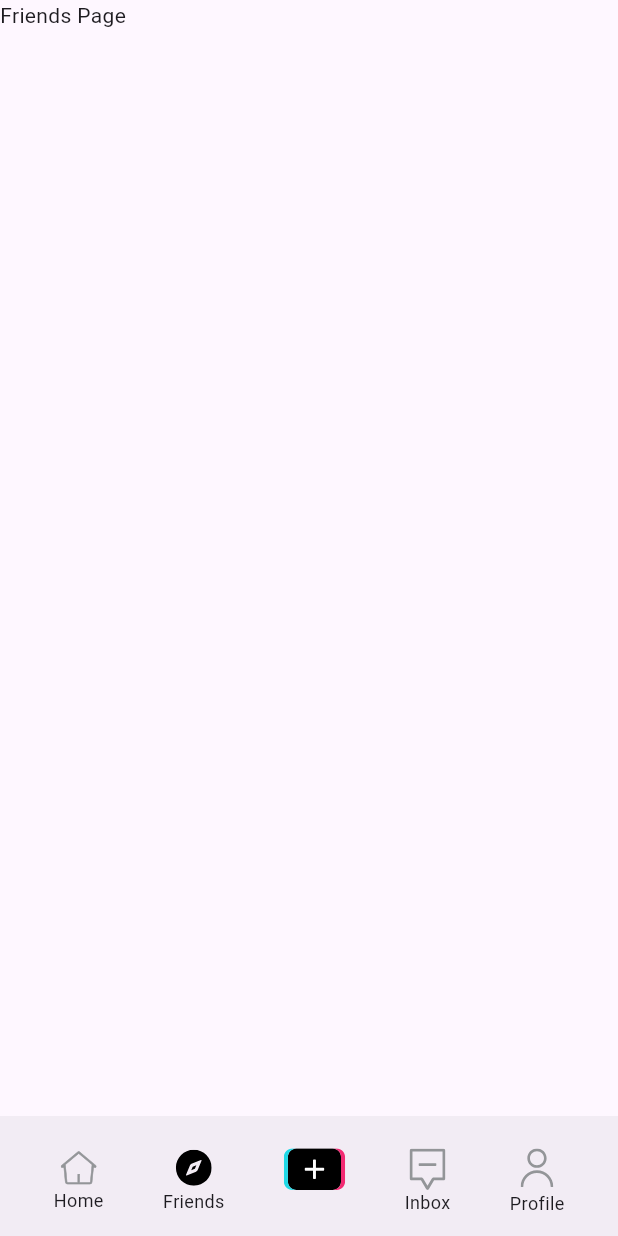
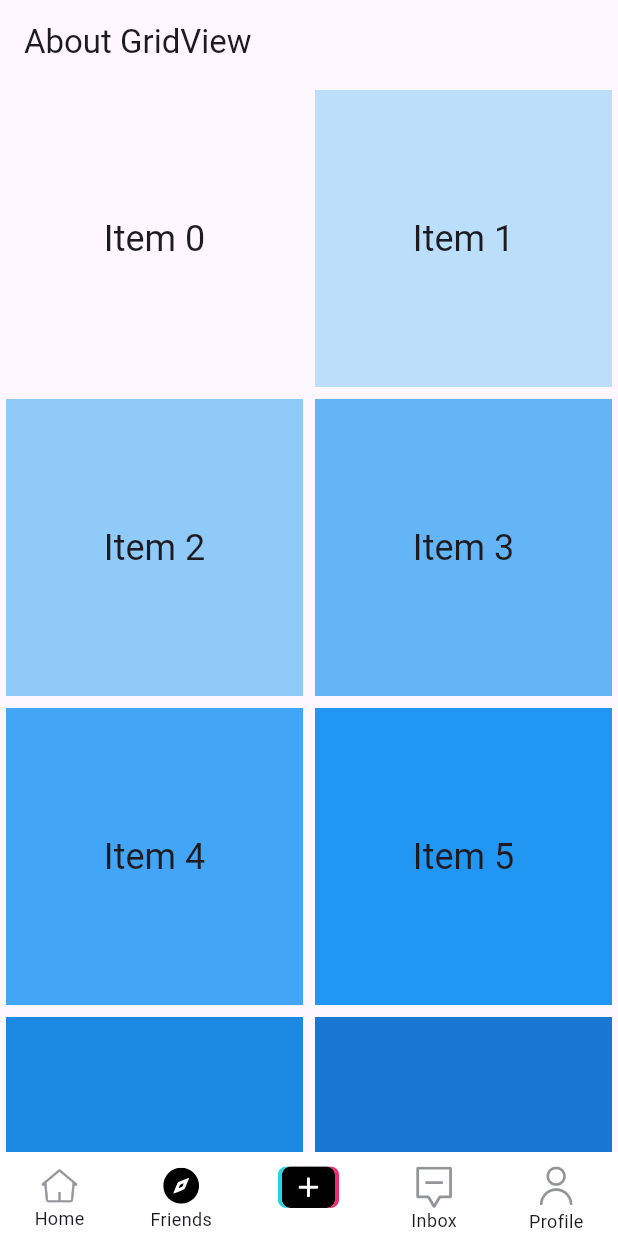
Before and after one commit to chornthorn/instinct-tiktok-clone, a Flutter app: the screen it shows after launch, item 2 of the bottom bar chosen, on a phone screen of 412 x 824 dp. Run offline on Flutter 3.47's test engine with Material 2 defaults, Android fonts, the phone set to English and light mode, and no system bars; our stand-ins replace flutter_svg; network calls fail.

Commit message:
Complete sliver and grid lesson

```diff
--- /dev/null
+++ b/lib/config/app_config.dart
@@ -0,0 +1,27 @@
+import 'package:flutter/widgets.dart';
+
+class AppConfig extends InheritedWidget {
+  final String appName;
+  final String flavorName; // dev, staging, prod
+
+  AppConfig({
+    required this.appName,
+    required this.flavorName,
+    required Widget child,
+  }) : super(child: child);
+
+  static AppConfig? maybeOf(BuildContext context) {
+    return context.dependOnInheritedWidgetOfExactType<AppConfig>();
+  }
+
+  static AppConfig of(BuildContext context) {
+    final AppConfig? result = maybeOf(context);
+    assert(result != null, 'No AppConfig found in context');
+    return result!;
+  }
+
+  @override
+  bool updateShouldNotify(covariant InheritedWidget oldWidget) {
+    return false;
+  }
+}
--- /dev/null
+++ b/lib/lessons/about_grid_view.dart
@@ -0,0 +1,55 @@
+import 'package:flutter/material.dart';
+
+class AboutGridView extends StatefulWidget {
+  const AboutGridView({super.key});
+
+  @override
+  State<AboutGridView> createState() => _AboutGridViewState();
+}
+
+class _AboutGridViewState extends State<AboutGridView> {
+  @override
+  Widget build(BuildContext context) {
+    return Scaffold(
+      appBar: AppBar(
+        title: const Text('About GridView'),
+      ),
+      // body: GridView.count(
+      //   crossAxisCount: 2,
+      //   children: List.generate(
+      //     100,
+      //     (index) {
+      //       return Container(
+      //         margin: const EdgeInsets.all(4),
+      //         color: Colors.blue[100 * (index % 9)],
+      //         child: Center(
+      //           child: Text(
+      //             'Item $index',
+      //             style: Theme.of(context).textTheme.headline5,
+      //           ),
+      //         ),
+      //       );
+      //     },
+      //   ),
+      // ),
+      body: GridView.builder(
+        gridDelegate: const SliverGridDelegateWithFixedCrossAxisCount(
+          crossAxisCount: 2,
+        ),
+        itemCount: 100,
+        itemBuilder: (context, index) {
+          return Container(
+            margin: const EdgeInsets.all(4),
+            color: Colors.blue[100 * (index % 9)],
+            child: Center(
+              child: Text(
+                'Item $index',
+                style: Theme.of(context).textTheme.headline5,
+              ),
+            ),
+          );
+        },
+      ),
+    );
+  }
+}
--- a/lib/main.dart
+++ b/lib/main.dart
@@ -1,4 +1,5 @@
 import 'package:flutter/material.dart';
+import 'package:flutter_tiktok_clone/config/app_config.dart';
 import 'package:flutter_tiktok_clone/pages/main_page.dart';
 
 void main() {
@@ -17,7 +18,11 @@ class MyApp extends StatelessWidget {
         colorScheme: ColorScheme.fromSeed(seedColor: Colors.deepPurple),
         useMaterial3: true,
       ),
-      home: const MainPage(),
+      home: AppConfig(
+        appName: "TikTok In AppConfig",
+        flavorName: "Development",
+        child: const MainPage(),
+      ),
     );
   }
 }
--- a/lib/pages/inbox/inbox_page.dart
+++ b/lib/pages/inbox/inbox_page.dart
@@ -1,11 +1,17 @@
 import 'package:flutter/material.dart';
+
+import '../../config/app_config.dart';
 
 class InboxPage extends StatelessWidget {
   const InboxPage({super.key});
 
   @override
   Widget build(BuildContext context) {
+    var appConfig = AppConfig.maybeOf(context);
     return Scaffold(
+      appBar: AppBar(
+        title: Text(appConfig?.appName ?? 'Inbox Page'),
+      ),
       body: Text('Inbox Page'),
     );
   }
--- a/lib/pages/main_page.dart
+++ b/lib/pages/main_page.dart
@@ -1,8 +1,8 @@
 import 'package:flutter/material.dart';
 import 'package:flutter_svg/flutter_svg.dart';
 
-import 'friends/frends_page.dart';
-import 'home/home_page.dart';
+import '../lessons/about_grid_view.dart';
+import '../lessons/lesson_custom_scroll_view.dart';
 import 'inbox/inbox_page.dart';
 import 'profile/profile_page.dart';
 
@@ -19,8 +19,8 @@ class _MainPageState extends State<MainPage> {
   late final PageController _pageController;
 
   final List<Widget> _pages = [
-    HomePage(),
-    FriendsPage(),
+    LessonAboutCustomScrollView(),
+    AboutGridView(),
     InboxPage(),
     ProfilePage(),
   ];
@@ -46,11 +46,9 @@ class _MainPageState extends State<MainPage> {
         },
       ),
       bottomNavigationBar: BottomAppBar(
-        surfaceTintColor: Colors.transparent,
-        child: Container(
-          height: 54,
-          child: Container(
-            // color: Colors.red,
+        color: Colors.white,
+        padding: EdgeInsets.zero,
+        height: 56,
         child: Row(
           mainAxisAlignment: MainAxisAlignment.spaceAround,
           crossAxisAlignment: CrossAxisAlignment.center,
@@ -106,8 +104,8 @@ class _MainPageState extends State<MainPage> {
               child: Padding(
                 padding: const EdgeInsets.only(
                   top: 8,
-                      left: 12,
-                      right: 12,
+                  left: 10,
+                  right: 10,
                   bottom: 0,
                 ),
                 child: Column(
@@ -171,8 +169,8 @@ class _MainPageState extends State<MainPage> {
               child: Padding(
                 padding: const EdgeInsets.only(
                   top: 8,
-                      left: 12,
-                      right: 12,
+                  left: 14,
+                  right: 14,
                   bottom: 0,
                 ),
                 child: Column(
@@ -239,8 +237,6 @@ class _MainPageState extends State<MainPage> {
           ],
         ),
       ),
-        ),
-      ),
     );
   }
 }
--- a/lib/pages/profile/profile_page.dart
+++ b/lib/pages/profile/profile_page.dart
@@ -1,11 +1,17 @@
 import 'package:flutter/material.dart';
+import 'package:flutter_tiktok_clone/config/app_config.dart';
 
 class ProfilePage extends StatelessWidget {
   const ProfilePage({super.key});
 
   @override
   Widget build(BuildContext context) {
+    // var appConfig = context.dependOnInheritedWidgetOfExactType<AppConfig>();
+    var appConfig = AppConfig.of(context);
     return Scaffold(
+      appBar: AppBar(
+        title: Text(appConfig.appName),
+      ),
       body: Text('Profile Page'),
     );
   }
```
Also changed, not shown: lib/lessons/about_custom_scroll.dart (added, +83 -0 lines), lib/lessons/lesson_custom_scroll_view.dart (added, +92 -0 lines), lib/lessons/lesson_grid_view.dart (added, +90 -0 lines). Lines whose indentation alone changed are shown as unchanged.
